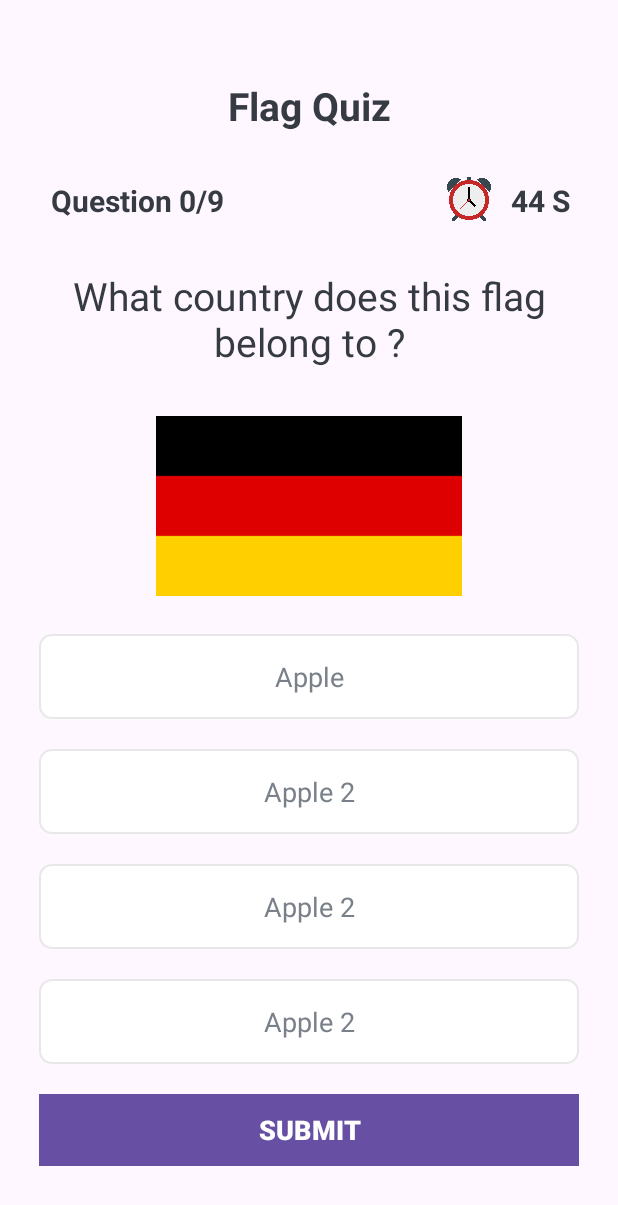
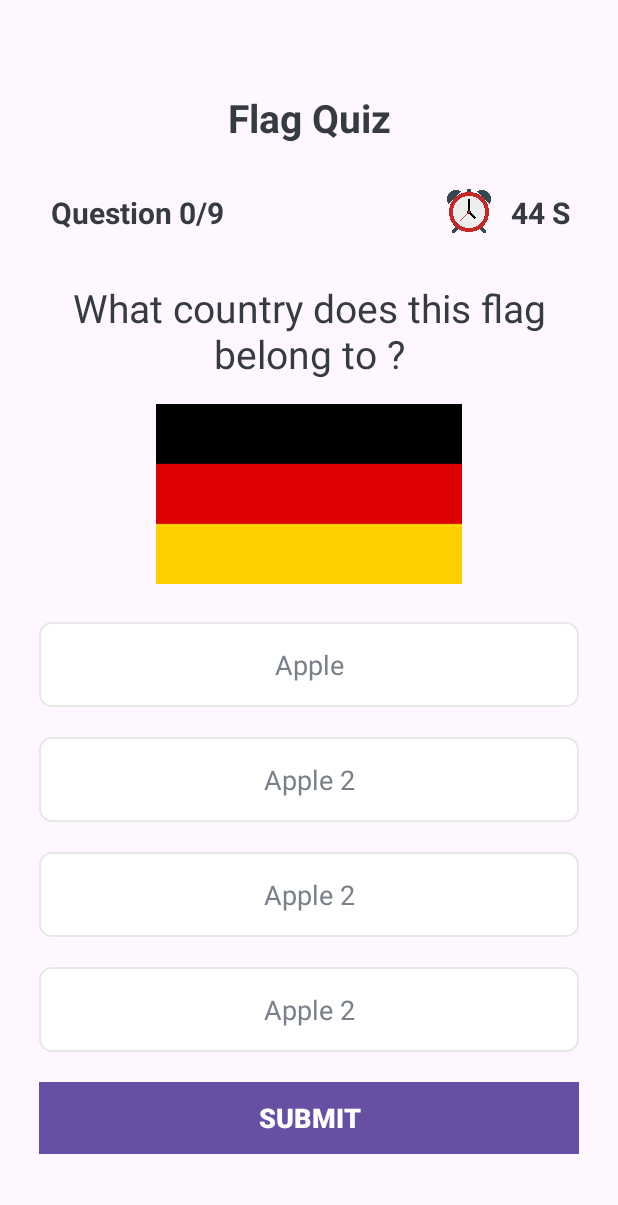
Before and after one commit to Megalilde/Corso-Android, an Android app: the layout activity_quiz_questions.xml on its own in the app's theme, with its tools: preview values and no code run, on a phone screen of 412 x 824 dp. Shown: the top 1205 px of the screen. Run offline under Robolectric (Android 15) with nearby library versions, the phone set to English and light mode, and no system bars.

Commit message:
Added icon launcher, fix few bugs

```diff
--- a/MyQuizApp/app/src/main/AndroidManifest.xml
+++ b/MyQuizApp/app/src/main/AndroidManifest.xml
@@ -6,9 +6,9 @@
         android:allowBackup="true"
         android:dataExtractionRules="@xml/data_extraction_rules"
         android:fullBackupContent="@xml/backup_rules"
-        android:icon="@mipmap/ic_launcher"
+        android:icon="@mipmap/ic_launcher2"
         android:label="@string/app_name"
-        android:roundIcon="@mipmap/ic_launcher_round"
+        android:roundIcon="@mipmap/ic_launcher2"
         android:supportsRtl="true"
         android:theme="@style/Theme.MyQuizApp"
         tools:targetApi="31">
--- a/MyQuizApp/app/src/main/java/com/example/myquizapp/activities/QuizQuestionsActivity.kt
+++ b/MyQuizApp/app/src/main/java/com/example/myquizapp/activities/QuizQuestionsActivity.kt
@@ -224,7 +224,7 @@ class QuizQuestionsActivity : AppCompatActivity(), View.OnClickListener {
 
             override fun onTick(millisUntilFinished: Long) {
                 mCounterSeconds++
-                binding?.tvTimer?.text = mCounterSeconds.toString() + "S"
+                binding?.tvTimer?.text = mCounterSeconds.toString() + " S"
 
             }
 
--- a/MyQuizApp/app/src/main/res/layout/activity_quiz_questions.xml
+++ b/MyQuizApp/app/src/main/res/layout/activity_quiz_questions.xml
@@ -30,40 +30,41 @@
             android:layout_height="wrap_content"
             android:gravity="center"
             android:orientation="horizontal">
+
             <TextView
                 android:id="@+id/tvProgress"
                 android:layout_width="0dp"
                 android:layout_height="wrap_content"
+                android:layout_margin="16dp"
                 android:layout_weight="1"
+                android:gravity="center"
+                android:textColor="#363a43"
                 android:textSize="20dp"
-                android:textColor="#363a43"
                 android:textStyle="bold"
-                android:layout_margin="16dp"
-                android:gravity="center"
-                tools:text="@string/Question_0_9"/>
+                tools:text="@string/Question_0_9" />
 
             <View
                 android:layout_width="10dp"
                 android:layout_height="0dp"
-                android:layout_weight="1"/>
+                android:layout_weight="1" />
+
             <ImageView
                 android:layout_width="32dp"
                 android:layout_height="32dp"
                 android:layout_marginRight="12dp"
-                android:src="@drawable/ic_clock"
-                android:contentDescription="@string/clock"/>
+                android:contentDescription="@string/clock"
+                android:src="@drawable/ic_clock" />
 
             <TextView
                 android:id="@+id/tvTimer"
                 android:layout_width="wrap_content"
                 android:layout_height="wrap_content"
-                android:textSize="20dp"
-                android:textColor="#363a43"
-                android:textStyle="bold"
                 android:layout_marginRight="16dp"
                 android:gravity="center"
-                tools:text="44 S"/>
-
+                android:textColor="#363a43"
+                android:textSize="20dp"
+                android:textStyle="bold"
+                tools:text="44 S" />
 
 
         </LinearLayout>
@@ -82,7 +83,7 @@
             android:id="@+id/ivImage"
             android:layout_width="wrap_content"
             android:layout_height="wrap_content"
-            android:layout_marginTop="16dp"
+
             android:contentDescription="@string/quiz_image"
             tools:src="@drawable/ic_flag_of_germany"/>
 
@@ -90,7 +91,6 @@
             android:id="@+id/tvOptionOne"
             android:layout_width="match_parent"
             android:layout_height="wrap_content"
-
             android:layout_marginHorizontal="10dp"
             android:layout_marginTop="25dp"
             android:layout_marginBottom="10dp"
--- /dev/null
+++ b/MyQuizApp/app/src/main/res/values/dimens.xml
@@ -0,0 +1,2 @@
+<?xml version="1.0" encoding="utf-8"?>
+<resources></resources>
```
Also changed, not shown: MyQuizApp/app/src/main/res/mipmap-hdpi/ic_launcher2.png (added).
